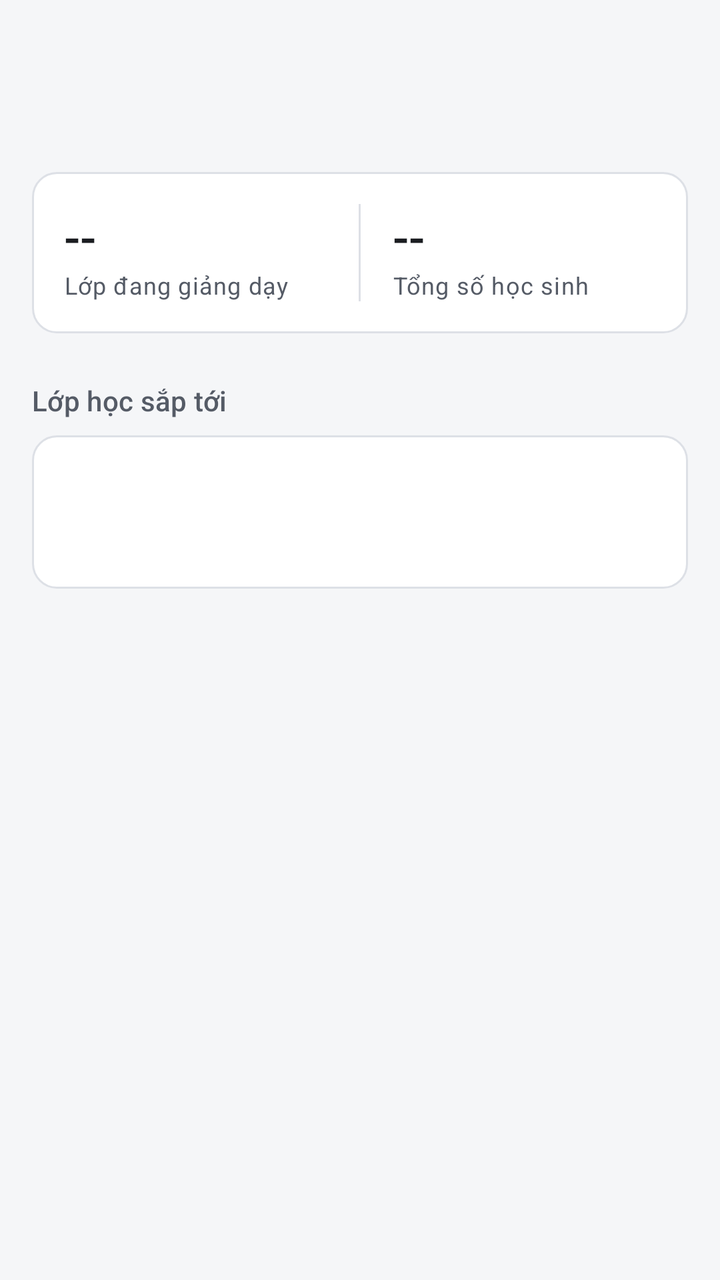
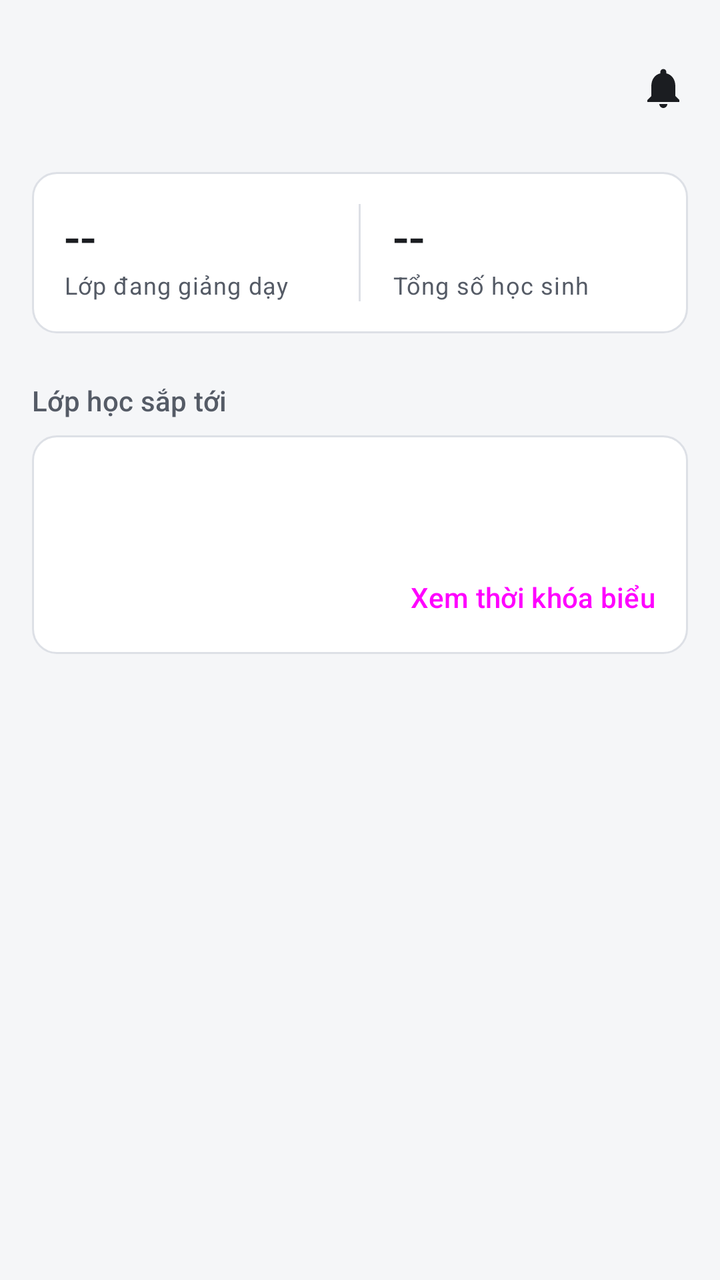

Screens rendered from an Android XML layout before and after an edit, with the pre-edit source and the edit as a unified diff.
<!-- AndroidManifest.xml: application theme Theme.Kstudy -->
<!-- res/layout/fragment_teacher_dashboard.xml -->
<?xml version="1.0" encoding="utf-8"?>
<ScrollView xmlns:android="http://schemas.android.com/apk/res/android"
    android:layout_width="match_parent"
    android:layout_height="match_parent"
    android:background="?android:attr/colorBackground"
    android:fillViewport="true">

    <LinearLayout
        android:layout_width="match_parent"
        android:layout_height="wrap_content"
        android:orientation="vertical">

        <LinearLayout style="@style/Widget.Kstudy.PageHeader">

            <TextView
                android:id="@+id/tvTeacherDashboardWelcome"
                android:layout_width="wrap_content"
                android:layout_height="wrap_content"
                android:textAppearance="@style/TextAppearance.Kstudy.Title" />

            <TextView
                android:id="@+id/tvTeacherDashboardSubDetails"
                android:layout_width="wrap_content"
                android:layout_height="wrap_content"
                android:layout_marginTop="4dp"
                android:textAppearance="@style/TextAppearance.Kstudy.Body.Secondary" />
        </LinearLayout>

        <LinearLayout
            android:layout_width="match_parent"
            android:layout_height="wrap_content"
            android:orientation="vertical"
            android:paddingHorizontal="@dimen/screen_padding"
            android:paddingBottom="24dp">

            <LinearLayout
                style="@style/Widget.Kstudy.Card"
                android:layout_width="match_parent"
                android:layout_height="wrap_content"
                android:orientation="horizontal">

                <LinearLayout style="@style/Widget.Kstudy.Stat">

                    <TextView
                        android:id="@+id/tvTeacherStatClasses"
                        android:layout_width="wrap_content"
                        android:layout_height="wrap_content"
                        android:text="--"
                        android:textAppearance="@style/TextAppearance.Kstudy.Headline" />

                    <TextView
                        android:layout_width="wrap_content"
                        android:layout_height="wrap_content"
                        android:text="Lớp đang giảng dạy"
                        android:textAppearance="@style/TextAppearance.Kstudy.Caption" />
                </LinearLayout>

                <View style="@style/Widget.Kstudy.Stat.Divider" />

                <LinearLayout style="@style/Widget.Kstudy.Stat">

                    <TextView
                        android:id="@+id/tvTeacherStatStudents"
                        android:layout_width="wrap_content"
                        android:layout_height="wrap_content"
                        android:text="--"
                        android:textAppearance="@style/TextAppearance.Kstudy.Headline" />

                    <TextView
                        android:layout_width="wrap_content"
                        android:layout_height="wrap_content"
                        android:text="Tổng số học sinh"
                        android:textAppearance="@style/TextAppearance.Kstudy.Caption" />
                </LinearLayout>
            </LinearLayout>

            <TextView
                style="@style/Widget.Kstudy.SectionHeader"
                android:text="Lớp học sắp tới" />

            <LinearLayout
                style="@style/Widget.Kstudy.Card"
                android:layout_width="match_parent"
                android:layout_height="wrap_content"
                android:orientation="vertical">

                <TextView
                    android:id="@+id/tvTeacherUpcomingClassName"
                    android:layout_width="wrap_content"
                    android:layout_height="wrap_content"
                    android:textAppearance="@style/TextAppearance.Kstudy.ItemTitle" />

                <TextView
                    android:id="@+id/tvTeacherUpcomingClassInfo"
                    android:layout_width="wrap_content"
                    android:layout_height="wrap_content"
                    android:layout_marginTop="4dp"
                    android:textAppearance="@style/TextAppearance.Kstudy.Body.Secondary" />
            </LinearLayout>
        </LinearLayout>
    </LinearLayout>
</ScrollView>
<!-- resources referenced by this layout -->
<resources>
  <dimen name="screen_padding">16dp</dimen>
  <style name="TextAppearance.Kstudy.Body.Secondary">
          <item name="android:textColor">?attr/colorOnSurfaceVariant</item>
      </style>
  <style name="TextAppearance.Kstudy.Caption" parent="TextAppearance.Material3.BodySmall">
          <item name="android:textColor">?attr/colorOnSurfaceVariant</item>
      </style>
  <style name="TextAppearance.Kstudy.ItemTitle" parent="TextAppearance.Material3.TitleMedium">
          <item name="android:textColor">?attr/colorOnSurface</item>
      </style>
  <style name="Theme.Kstudy" parent="Base.Theme.Kstudy" />
  <style name="TextAppearance.Kstudy.Section" parent="TextAppearance.Material3.TitleSmall">
          <item name="android:textColor">?attr/colorOnSurfaceVariant</item>
      </style>
  <color name="surface">#FFFFFF</color>
  <dimen name="radius_container">12dp</dimen>
  <color name="outline_variant">#DDE0E6</color>
  <color name="primary">#1F3A5F</color>
  <color name="on_primary">#FFFFFF</color>
  <color name="primary_container">#E2E9F3</color>
  <color name="on_primary_container">#14263F</color>
  <color name="primary_inverse">#A9C1E3</color>
  <color name="secondary">#56606E</color>
  <color name="secondary_container">#E7EAEF</color>
  <color name="on_secondary_container">#1C2430</color>
  <color name="background">#F5F6F8</color>
  <color name="on_surface">#1B1D21</color>
  <color name="surface_container">#ECEEF2</color>
  <color name="text_secondary">#555B66</color>
  <color name="surface_inverse">#2F3237</color>
  <color name="on_surface_inverse">#F1F2F4</color>
  <color name="surface_dim">#DCDEE3</color>
  <color name="surface_container_low">#F5F6F8</color>
  <color name="surface_container_high">#E4E7EC</color>
  <color name="outline">#7A808C</color>
  <color name="error">#B3261E</color>
  <color name="error_container">#FBEAE8</color>
  <color name="on_error_container">#5F1410</color>
  <dimen name="radius_control">8dp</dimen>
  <style name="Widget.Kstudy.Button" parent="Widget.Material3.Button">
          <item name="shapeAppearanceOverlay">@style/ShapeAppearanceOverlay.Kstudy.Control</item>
      </style>
  <style name="ShapeAppearanceOverlay.Kstudy.Control" parent="">
          <item name="cornerFamily">rounded</item>
          <item name="cornerSize">@dimen/radius_control</item>
      </style>
  <style name="MaterialAlertDialog.Kstudy" parent="MaterialAlertDialog.Material3">
          <item name="backgroundTint">?attr/colorSurface</item>
      </style>
  <style name="Widget.Kstudy.Button.Text.Dialog.Flush">
          <item name="android:layout_marginStart">0dp</item>
          <item name="android:layout_marginLeft">0dp</item>
      </style>
  <!-- unchanged entries left out for length: 13 -->
</resources>

<!-- the commit's change to res/layout/fragment_teacher_dashboard.xml (unified diff, before → after) -->
@@ -10,20 +10,33 @@
         android:layout_height="wrap_content"
         android:orientation="vertical">
 
-        <LinearLayout style="@style/Widget.Kstudy.PageHeader">
+        
+        <LinearLayout
+            style="@style/Widget.Kstudy.PageHeader"
+            android:clipToPadding="false"
+            android:orientation="horizontal">
 
-            <TextView
-                android:id="@+id/tvTeacherDashboardWelcome"
-                android:layout_width="wrap_content"
+            <LinearLayout
+                android:layout_width="0dp"
                 android:layout_height="wrap_content"
-                android:textAppearance="@style/TextAppearance.Kstudy.Title" />
+                android:layout_weight="1"
+                android:orientation="vertical">
 
-            <TextView
-                android:id="@+id/tvTeacherDashboardSubDetails"
-                android:layout_width="wrap_content"
-                android:layout_height="wrap_content"
-                android:layout_marginTop="4dp"
-                android:textAppearance="@style/TextAppearance.Kstudy.Body.Secondary" />
+                <TextView
+                    android:id="@+id/tvTeacherDashboardWelcome"
+                    android:layout_width="wrap_content"
+                    android:layout_height="wrap_content"
+                    android:textAppearance="@style/TextAppearance.Kstudy.Title" />
+
+                <TextView
+                    android:id="@+id/tvTeacherDashboardSubDetails"
+                    android:layout_width="wrap_content"
+                    android:layout_height="wrap_content"
+                    android:layout_marginTop="4dp"
+                    android:textAppearance="@style/TextAppearance.Kstudy.Body.Secondary" />
+            </LinearLayout>
+
+            <include layout="@layout/view_notification_bell" />
         </LinearLayout>
 
         <LinearLayout
@@ -96,7 +109,55 @@
                     android:layout_height="wrap_content"
                     android:layout_marginTop="4dp"
                     android:textAppearance="@style/TextAppearance.Kstudy.Body.Secondary" />
+
+                <LinearLayout style="@style/Widget.Kstudy.CardActions">
+
+                    <Button
+                        android:id="@+id/btnTeacherTimetable"
+                        style="@style/Widget.Kstudy.Button.Text"
+                        android:layout_width="wrap_content"
+                        android:layout_height="wrap_content"
+                        android:text="Xem thời khóa biểu" />
+                </LinearLayout>
             </LinearLayout>
         </LinearLayout>
     </LinearLayout>
 </ScrollView>
+<!-- res/layout/view_notification_bell.xml (included above) -->
+<?xml version="1.0" encoding="utf-8"?>
+<FrameLayout xmlns:android="http://schemas.android.com/apk/res/android"
+    xmlns:app="http://schemas.android.com/apk/res-auto"
+    android:id="@+id/btnNotifications"
+    android:layout_width="48dp"
+    android:layout_height="48dp"
+    android:layout_marginEnd="-12dp"
+    android:background="?attr/selectableItemBackgroundBorderless"
+    android:clickable="true"
+    android:contentDescription="Thông báo"
+    android:focusable="true">
+
+    <ImageView
+        android:layout_width="24dp"
+        android:layout_height="24dp"
+        android:layout_gravity="center"
+        android:importantForAccessibility="no"
+        android:src="@drawable/ic_notifications"
+        app:tint="?attr/colorOnSurface" />
+
+    <TextView
+        android:id="@+id/tvNotificationBadge"
+        android:layout_width="wrap_content"
+        android:layout_height="18dp"
+        android:layout_gravity="top|end"
+        android:layout_marginTop="4dp"
+        android:layout_marginEnd="4dp"
+        android:background="@drawable/bg_badge"
+        android:gravity="center"
+        android:importantForAccessibility="no"
+        android:minWidth="18dp"
+        android:paddingHorizontal="4dp"
+        android:textAppearance="@style/TextAppearance.Kstudy.Caption"
+        android:textColor="?attr/colorOnError"
+        android:textSize="11sp"
+        android:visibility="gone" />
+</FrameLayout>
<!-- resource entries referenced after the edit -->
@@ -1,6 +1,23 @@
 <!-- resources referenced by this layout -->
 <resources>
   <dimen name="screen_padding">16dp</dimen>
+  <!-- drawable bg_badge (drawable) -->
+  <?xml version="1.0" encoding="utf-8"?>
+  <shape xmlns:android="http://schemas.android.com/apk/res/android"
+      android:shape="rectangle">
+      <solid android:color="@color/error" />
+      <corners android:radius="9dp" />
+  </shape>
+  <!-- drawable ic_notifications (drawable) -->
+  <vector xmlns:android="http://schemas.android.com/apk/res/android"
+      android:width="24dp"
+      android:height="24dp"
+      android:viewportWidth="24"
+      android:viewportHeight="24">
+      <path
+          android:fillColor="#FF000000"
+          android:pathData="M12,22c1.1,0 2,-0.9 2,-2h-4c0,1.1 0.89,2 2,2zM18,16v-5c0,-3.07 -1.64,-5.64 -4.5,-6.32V4c0,-0.83 -0.67,-1.5 -1.5,-1.5s-1.5,0.67 -1.5,1.5v0.68C7.63,5.36 6,7.92 6,11v5l-2,2v1h16v-1l-2,-2z" />
+  </vector>
   <style name="TextAppearance.Kstudy.Body.Secondary">
           <item name="android:textColor">?attr/colorOnSurfaceVariant</item>
       </style>
@@ -9,6 +26,15 @@
       </style>
   <style name="TextAppearance.Kstudy.ItemTitle" parent="TextAppearance.Material3.TitleMedium">
           <item name="android:textColor">?attr/colorOnSurface</item>
+      </style>
+  <style name="Widget.Kstudy.CardActions" parent="">
+          <item name="android:layout_width">match_parent</item>
+          <item name="android:layout_height">wrap_content</item>
+          <item name="android:orientation">horizontal</item>
+          <item name="android:gravity">end</item>
+          <item name="android:layout_marginTop">-4dp</item>
+          <item name="android:layout_marginBottom">-12dp</item>
+          <item name="android:layout_marginEnd">-12dp</item>
       </style>
   <style name="Theme.Kstudy" parent="Base.Theme.Kstudy" />
   <style name="TextAppearance.Kstudy.Section" parent="TextAppearance.Material3.TitleSmall">
